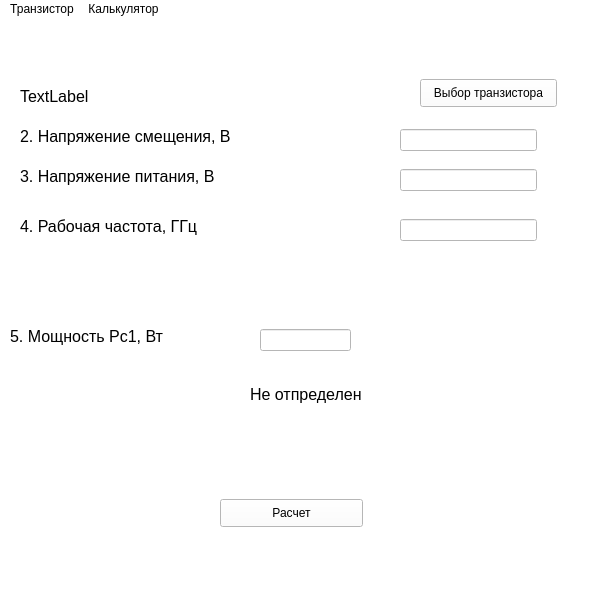
First picture: the form in UIRS.ui, repository KMSPODEFFKAM/Tr_Shottki, before the edit.
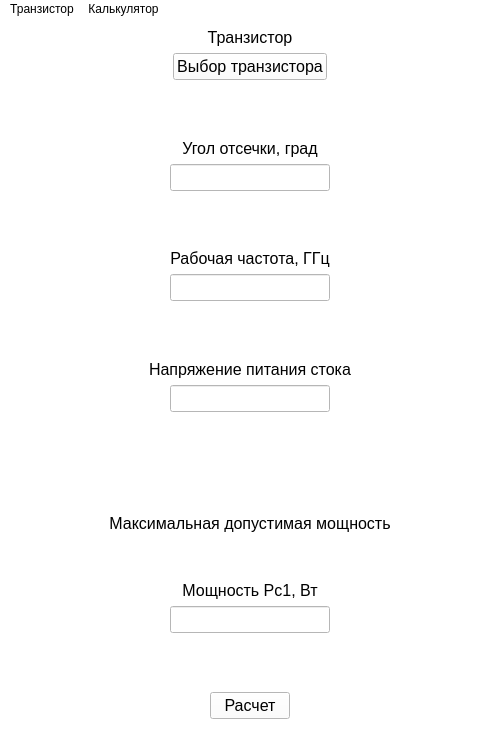
Second picture: the form after the edit.

The edit to the form file:
```diff
--- a/UIRS.ui
+++ b/UIRS.ui
@@ -6,8 +6,8 @@
    <rect>
     <x>0</x>
     <y>0</y>
-    <width>609</width>
-    <height>600</height>
+    <width>500</width>
+    <height>750</height>
    </rect>
   </property>
   <property name="windowTitle">
@@ -17,217 +17,473 @@
    <string notr="true">background-color: rgb(255,255,255)</string>
   </property>
   <widget class="QWidget" name="centralwidget">
-   <widget class="QLabel" name="label_4">
-    <property name="geometry">
-     <rect>
-      <x>370</x>
-      <y>300</y>
-      <width>137</width>
-      <height>31</height>
-     </rect>
-    </property>
-    <property name="font">
-     <font>
-      <pointsize>12</pointsize>
-     </font>
-    </property>
-    <property name="whatsThis">
-     <string>&lt;html&gt;&lt;head/&gt;&lt;body&gt;&lt;p&gt;&lt;span style=&quot; font-weight:600;&quot;&gt;Мощность P&lt;/span&gt;&lt;span style=&quot; font-weight:600; vertical-align:sub;&quot;&gt;C&lt;/span&gt;&lt;span style=&quot; font-weight:600;&quot;&gt;1&lt;/span&gt;&lt;/p&gt;&lt;/body&gt;&lt;/html&gt;</string>
-    </property>
-    <property name="text">
-     <string/>
-    </property>
-   </widget>
-   <widget class="QLineEdit" name="lineEdit_3">
-    <property name="geometry">
-     <rect>
-      <x>400</x>
-      <y>110</y>
-      <width>137</width>
-      <height>22</height>
-     </rect>
-    </property>
-   </widget>
-   <widget class="QLineEdit" name="lineEdit_2">
-    <property name="geometry">
-     <rect>
-      <x>260</x>
-      <y>310</y>
-      <width>91</width>
-      <height>22</height>
-     </rect>
-    </property>
-   </widget>
-   <widget class="QPushButton" name="pushButton_3">
-    <property name="geometry">
-     <rect>
-      <x>420</x>
-      <y>60</y>
-      <width>137</width>
-      <height>28</height>
-     </rect>
-    </property>
-    <property name="text">
-     <string>Выбор транзистора</string>
-    </property>
-   </widget>
-   <widget class="QPushButton" name="pushButton">
-    <property name="geometry">
-     <rect>
-      <x>220</x>
-      <y>480</y>
-      <width>143</width>
-      <height>28</height>
-     </rect>
-    </property>
-    <property name="text">
-     <string>Расчет</string>
-    </property>
-   </widget>
-   <widget class="QLineEdit" name="lineEdit">
-    <property name="geometry">
-     <rect>
-      <x>400</x>
-      <y>150</y>
-      <width>137</width>
-      <height>22</height>
-     </rect>
-    </property>
-   </widget>
-   <widget class="QLabel" name="label_8">
-    <property name="geometry">
-     <rect>
-      <x>250</x>
-      <y>360</y>
-      <width>171</width>
-      <height>31</height>
-     </rect>
-    </property>
-    <property name="font">
-     <font>
-      <pointsize>12</pointsize>
-     </font>
-    </property>
-    <property name="whatsThis">
-     <string>&lt;html&gt;&lt;head/&gt;&lt;body&gt;&lt;p&gt;&lt;span style=&quot; font-weight:600;&quot;&gt;Мощность P&lt;/span&gt;&lt;span style=&quot; font-weight:600; vertical-align:sub;&quot;&gt;C&lt;/span&gt;&lt;span style=&quot; font-weight:600;&quot;&gt;1&lt;/span&gt;&lt;/p&gt;&lt;/body&gt;&lt;/html&gt;</string>
-    </property>
-    <property name="text">
-     <string>Не отпределен</string>
-    </property>
-   </widget>
-   <widget class="QLineEdit" name="lineEdit_4">
-    <property name="geometry">
-     <rect>
-      <x>400</x>
-      <y>200</y>
-      <width>137</width>
-      <height>22</height>
-     </rect>
-    </property>
-   </widget>
-   <widget class="QLabel" name="label">
-    <property name="geometry">
-     <rect>
-      <x>20</x>
-      <y>60</y>
-      <width>400</width>
-      <height>35</height>
-     </rect>
-    </property>
-    <property name="font">
-     <font>
-      <family>Arial</family>
-      <pointsize>12</pointsize>
-     </font>
-    </property>
-    <property name="text">
-     <string>TextLabel</string>
-    </property>
-   </widget>
-   <widget class="QLabel" name="label_2">
-    <property name="geometry">
-     <rect>
-      <x>20</x>
-      <y>100</y>
-      <width>300</width>
-      <height>35</height>
-     </rect>
-    </property>
-    <property name="font">
-     <font>
-      <family>Arial</family>
-      <pointsize>12</pointsize>
-     </font>
-    </property>
-    <property name="text">
-     <string>2. Напряжение смещения, В</string>
-    </property>
-   </widget>
-   <widget class="QLabel" name="label_3">
-    <property name="geometry">
-     <rect>
-      <x>20</x>
-      <y>140</y>
-      <width>250</width>
-      <height>35</height>
-     </rect>
-    </property>
-    <property name="font">
-     <font>
-      <family>Arial</family>
-      <pointsize>12</pointsize>
-     </font>
-    </property>
-    <property name="text">
-     <string>3. Напряжение питания, В</string>
-    </property>
-   </widget>
-   <widget class="QLabel" name="label_5">
-    <property name="geometry">
-     <rect>
-      <x>20</x>
-      <y>190</y>
-      <width>250</width>
-      <height>35</height>
-     </rect>
-    </property>
-    <property name="font">
-     <font>
-      <family>Arial</family>
-      <pointsize>12</pointsize>
-     </font>
-    </property>
-    <property name="text">
-     <string>4. Рабочая частота, ГГц</string>
-    </property>
-   </widget>
-   <widget class="QLabel" name="label_6">
-    <property name="geometry">
-     <rect>
-      <x>10</x>
-      <y>300</y>
-      <width>250</width>
-      <height>35</height>
-     </rect>
-    </property>
-    <property name="font">
-     <font>
-      <family>Arial</family>
-      <pointsize>12</pointsize>
-     </font>
-    </property>
-    <property name="text">
-     <string>5. Мощность Рс1, Вт</string>
-    </property>
-   </widget>
+   <layout class="QVBoxLayout" name="verticalLayout_7">
+    <item>
+     <layout class="QVBoxLayout" name="verticalLayout">
+      <item>
+       <widget class="QLabel" name="label">
+        <property name="font">
+         <font>
+          <family>Arial</family>
+          <pointsize>12</pointsize>
+         </font>
+        </property>
+        <property name="text">
+         <string>Транзистор</string>
+        </property>
+        <property name="alignment">
+         <set>Qt::AlignCenter</set>
+        </property>
+       </widget>
+      </item>
+      <item>
+       <layout class="QHBoxLayout" name="horizontalLayout_3">
+        <item>
+         <spacer name="horizontalSpacer_5">
+          <property name="orientation">
+           <enum>Qt::Horizontal</enum>
+          </property>
+          <property name="sizeHint" stdset="0">
+           <size>
+            <width>40</width>
+            <height>20</height>
+           </size>
+          </property>
+         </spacer>
+        </item>
+        <item>
+         <widget class="QPushButton" name="pushButton_3">
+          <property name="font">
+           <font>
+            <family>Arial</family>
+            <pointsize>12</pointsize>
+           </font>
+          </property>
+          <property name="text">
+           <string>Выбор транзистора</string>
+          </property>
+         </widget>
+        </item>
+        <item>
+         <spacer name="horizontalSpacer_6">
+          <property name="orientation">
+           <enum>Qt::Horizontal</enum>
+          </property>
+          <property name="sizeHint" stdset="0">
+           <size>
+            <width>40</width>
+            <height>20</height>
+           </size>
+          </property>
+         </spacer>
+        </item>
+       </layout>
+      </item>
+      <item>
+       <spacer name="verticalSpacer_2">
+        <property name="orientation">
+         <enum>Qt::Vertical</enum>
+        </property>
+        <property name="sizeHint" stdset="0">
+         <size>
+          <width>20</width>
+          <height>40</height>
+         </size>
+        </property>
+       </spacer>
+      </item>
+     </layout>
+    </item>
+    <item>
+     <layout class="QVBoxLayout" name="verticalLayout_2">
+      <item>
+       <widget class="QLabel" name="label_7">
+        <property name="font">
+         <font>
+          <family>Arial</family>
+          <pointsize>12</pointsize>
+         </font>
+        </property>
+        <property name="text">
+         <string>Угол отсечки, град</string>
+        </property>
+        <property name="alignment">
+         <set>Qt::AlignCenter</set>
+        </property>
+       </widget>
+      </item>
+      <item>
+       <layout class="QHBoxLayout" name="horizontalLayout_2">
+        <item>
+         <spacer name="horizontalSpacer_3">
+          <property name="orientation">
+           <enum>Qt::Horizontal</enum>
+          </property>
+          <property name="sizeHint" stdset="0">
+           <size>
+            <width>40</width>
+            <height>20</height>
+           </size>
+          </property>
+         </spacer>
+        </item>
+        <item>
+         <widget class="QLineEdit" name="lineEdit">
+          <property name="font">
+           <font>
+            <family>Arial</family>
+            <pointsize>12</pointsize>
+           </font>
+          </property>
+         </widget>
+        </item>
+        <item>
+         <spacer name="horizontalSpacer_4">
+          <property name="orientation">
+           <enum>Qt::Horizontal</enum>
+          </property>
+          <property name="sizeHint" stdset="0">
+           <size>
+            <width>40</width>
+            <height>20</height>
+           </size>
+          </property>
+         </spacer>
+        </item>
+       </layout>
+      </item>
+      <item>
+       <spacer name="verticalSpacer_3">
+        <property name="orientation">
+         <enum>Qt::Vertical</enum>
+        </property>
+        <property name="sizeHint" stdset="0">
+         <size>
+          <width>20</width>
+          <height>40</height>
+         </size>
+        </property>
+       </spacer>
+      </item>
+     </layout>
+    </item>
+    <item>
+     <layout class="QVBoxLayout" name="verticalLayout_3">
+      <item>
+       <widget class="QLabel" name="label_5">
+        <property name="font">
+         <font>
+          <family>Arial</family>
+          <pointsize>12</pointsize>
+         </font>
+        </property>
+        <property name="text">
+         <string>Рабочая частота, ГГц</string>
+        </property>
+        <property name="alignment">
+         <set>Qt::AlignCenter</set>
+        </property>
+       </widget>
+      </item>
+      <item>
+       <layout class="QHBoxLayout" name="horizontalLayout">
+        <item>
+         <spacer name="horizontalSpacer">
+          <property name="orientation">
+           <enum>Qt::Horizontal</enum>
+          </property>
+          <property name="sizeHint" stdset="0">
+           <size>
+            <width>40</width>
+            <height>20</height>
+           </size>
+          </property>
+         </spacer>
+        </item>
+        <item>
+         <widget class="QLineEdit" name="lineEdit_4">
+          <property name="font">
+           <font>
+            <family>Arial</family>
+            <pointsize>12</pointsize>
+           </font>
+          </property>
+         </widget>
+        </item>
+        <item>
+         <spacer name="horizontalSpacer_2">
+          <property name="orientation">
+           <enum>Qt::Horizontal</enum>
+          </property>
+          <property name="sizeHint" stdset="0">
+           <size>
+            <width>40</width>
+            <height>20</height>
+           </size>
+          </property>
+         </spacer>
+        </item>
+       </layout>
+      </item>
+      <item>
+       <spacer name="verticalSpacer">
+        <property name="orientation">
+         <enum>Qt::Vertical</enum>
+        </property>
+        <property name="sizeHint" stdset="0">
+         <size>
+          <width>20</width>
+          <height>40</height>
+         </size>
+        </property>
+       </spacer>
+      </item>
+     </layout>
+    </item>
+    <item>
+     <layout class="QVBoxLayout" name="verticalLayout_4">
+      <item>
+       <widget class="QLabel" name="label_9">
+        <property name="font">
+         <font>
+          <family>Arial</family>
+          <pointsize>12</pointsize>
+         </font>
+        </property>
+        <property name="text">
+         <string>Напряжение питания стока</string>
+        </property>
+        <property name="alignment">
+         <set>Qt::AlignCenter</set>
+        </property>
+       </widget>
+      </item>
+      <item>
+       <layout class="QHBoxLayout" name="horizontalLayout_11">
+        <item>
+         <spacer name="horizontalSpacer_21">
+          <property name="orientation">
+           <enum>Qt::Horizontal</enum>
+          </property>
+          <property name="sizeHint" stdset="0">
+           <size>
+            <width>40</width>
+            <height>20</height>
+           </size>
+          </property>
+         </spacer>
+        </item>
+        <item>
+         <widget class="QLineEdit" name="lineEdit_9">
+          <property name="font">
+           <font>
+            <family>Arial</family>
+            <pointsize>12</pointsize>
+           </font>
+          </property>
+         </widget>
+        </item>
+        <item>
+         <spacer name="horizontalSpacer_22">
+          <property name="orientation">
+           <enum>Qt::Horizontal</enum>
+          </property>
+          <property name="sizeHint" stdset="0">
+           <size>
+            <width>40</width>
+            <height>20</height>
+           </size>
+          </property>
+         </spacer>
+        </item>
+       </layout>
+      </item>
+      <item>
+       <spacer name="verticalSpacer_5">
+        <property name="orientation">
+         <enum>Qt::Vertical</enum>
+        </property>
+        <property name="sizeHint" stdset="0">
+         <size>
+          <width>20</width>
+          <height>40</height>
+         </size>
+        </property>
+       </spacer>
+      </item>
+     </layout>
+    </item>
+    <item>
+     <layout class="QVBoxLayout" name="verticalLayout_6">
+      <item>
+       <spacer name="verticalSpacer_6">
+        <property name="orientation">
+         <enum>Qt::Vertical</enum>
+        </property>
+        <property name="sizeHint" stdset="0">
+         <size>
+          <width>20</width>
+          <height>40</height>
+         </size>
+        </property>
+       </spacer>
+      </item>
+      <item>
+       <widget class="QLabel" name="label_8">
+        <property name="font">
+         <font>
+          <family>Arial</family>
+          <pointsize>12</pointsize>
+         </font>
+        </property>
+        <property name="text">
+         <string>Максимальная допустимая мощность</string>
+        </property>
+        <property name="alignment">
+         <set>Qt::AlignCenter</set>
+        </property>
+       </widget>
+      </item>
+      <item>
+       <spacer name="verticalSpacer_7">
+        <property name="orientation">
+         <enum>Qt::Vertical</enum>
+        </property>
+        <property name="sizeHint" stdset="0">
+         <size>
+          <width>20</width>
+          <height>40</height>
+         </size>
+        </property>
+       </spacer>
+      </item>
+     </layout>
+    </item>
+    <item>
+     <layout class="QVBoxLayout" name="verticalLayout_5">
+      <item>
+       <widget class="QLabel" name="label_6">
+        <property name="font">
+         <font>
+          <family>Arial</family>
+          <pointsize>12</pointsize>
+         </font>
+        </property>
+        <property name="text">
+         <string>Мощность Рс1, Вт</string>
+        </property>
+        <property name="alignment">
+         <set>Qt::AlignCenter</set>
+        </property>
+       </widget>
+      </item>
+      <item>
+       <layout class="QHBoxLayout" name="horizontalLayout_4">
+        <item>
+         <spacer name="horizontalSpacer_7">
+          <property name="orientation">
+           <enum>Qt::Horizontal</enum>
+          </property>
+          <property name="sizeHint" stdset="0">
+           <size>
+            <width>40</width>
+            <height>20</height>
+           </size>
+          </property>
+         </spacer>
+        </item>
+        <item>
+         <widget class="QLineEdit" name="lineEdit_2">
+          <property name="font">
+           <font>
+            <family>Arial</family>
+            <pointsize>12</pointsize>
+           </font>
+          </property>
+         </widget>
+        </item>
+        <item>
+         <spacer name="horizontalSpacer_8">
+          <property name="orientation">
+           <enum>Qt::Horizontal</enum>
+          </property>
+          <property name="sizeHint" stdset="0">
+           <size>
+            <width>40</width>
+            <height>20</height>
+           </size>
+          </property>
+         </spacer>
+        </item>
+       </layout>
+      </item>
+      <item>
+       <spacer name="verticalSpacer_4">
+        <property name="orientation">
+         <enum>Qt::Vertical</enum>
+        </property>
+        <property name="sizeHint" stdset="0">
+         <size>
+          <width>20</width>
+          <height>40</height>
+         </size>
+        </property>
+       </spacer>
+      </item>
+     </layout>
+    </item>
+    <item>
+     <layout class="QHBoxLayout" name="horizontalLayout_5">
+      <item>
+       <spacer name="horizontalSpacer_9">
+        <property name="orientation">
+         <enum>Qt::Horizontal</enum>
+        </property>
+        <property name="sizeHint" stdset="0">
+         <size>
+          <width>40</width>
+          <height>20</height>
+         </size>
+        </property>
+       </spacer>
+      </item>
+      <item>
+       <widget class="QPushButton" name="pushButton">
+        <property name="font">
+         <font>
+          <family>Arial</family>
+          <pointsize>12</pointsize>
+         </font>
+        </property>
+        <property name="text">
+         <string>Расчет</string>
+        </property>
+       </widget>
+      </item>
+      <item>
+       <spacer name="horizontalSpacer_10">
+        <property name="orientation">
+         <enum>Qt::Horizontal</enum>
+        </property>
+        <property name="sizeHint" stdset="0">
+         <size>
+          <width>40</width>
+          <height>20</height>
+         </size>
+        </property>
+       </spacer>
+      </item>
+     </layout>
+    </item>
+   </layout>
   </widget>
   <widget class="QMenuBar" name="menubar">
    <property name="geometry">
     <rect>
      <x>0</x>
      <y>0</y>
-     <width>609</width>
-     <height>26</height>
+     <width>500</width>
+     <height>21</height>
     </rect>
    </property>
    <widget class="QMenu" name="menu">
```
Left out of the diff: 5 changed lines with no effect on the pictures.
